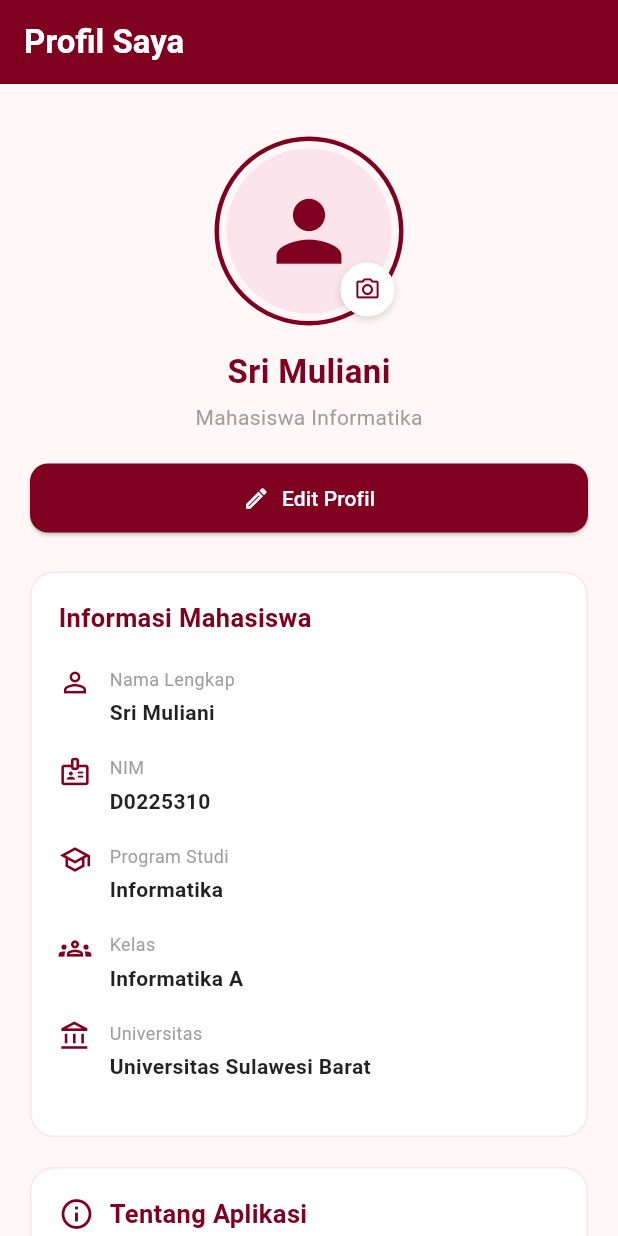
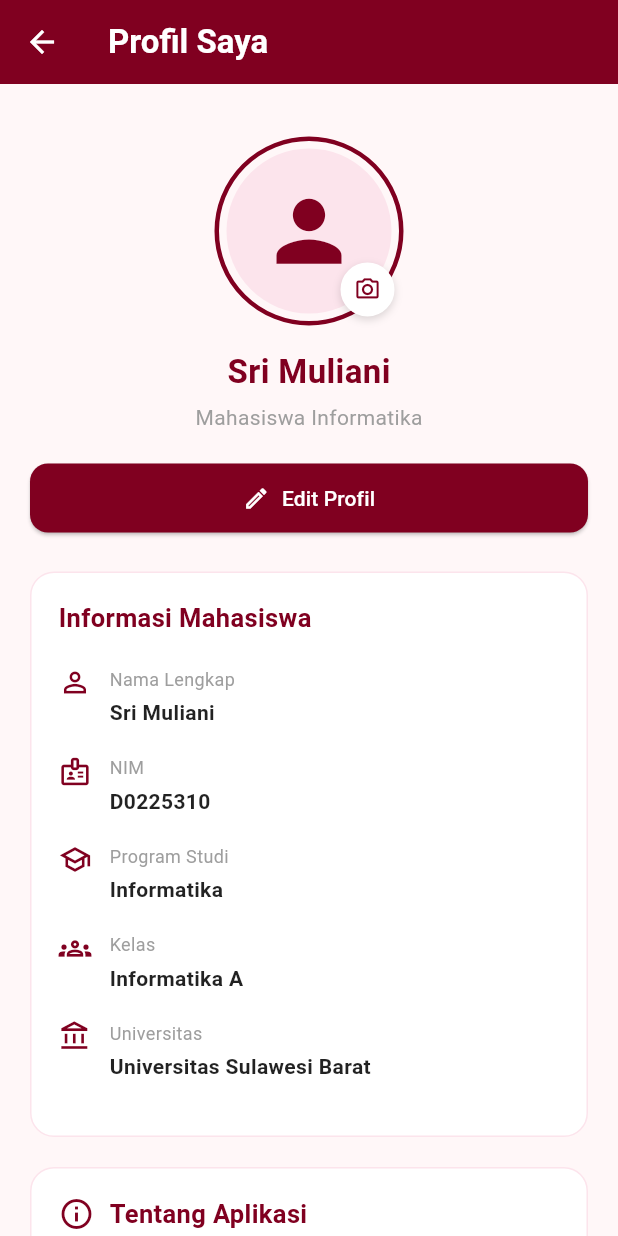
Before and after one commit to srimuliani310/Student_Task_Manager, a Flutter app: the ProfilPage screen opened directly, on a phone screen of 412 x 824 dp. Run offline on Flutter 3.47's test engine with Material 3 defaults, Android fonts, the phone set to English and light mode, and no system bars; our stand-ins replace image_picker, sqflite; accounts and stored records are empty.

Commit message:
update profile

```diff
--- a/lib/screens/profil.dart
+++ b/lib/screens/profil.dart
@@ -59,7 +59,6 @@ class _ProfilPageState extends State<ProfilPage> {
 
   // Fungsi menampilkan form edit profil
   void editProfil() {
-    // Mengisi form dengan data saat ini
     namaController.text = nama;
     prodiController.text = programStudi;
     kelasController.text = kelas;
@@ -232,10 +231,23 @@ class _ProfilPageState extends State<ProfilPage> {
   Widget build(BuildContext context) {
     return Scaffold(
       backgroundColor: background,
+
+      // AppBar dengan tombol kembali
       appBar: AppBar(
+        leading: IconButton(
+          onPressed: () {
+            Navigator.pop(context);
+          },
+          icon: const Icon(
+            Icons.arrow_back,
+            color: Colors.white,
+          ),
+        ),
         title: const Text(
           'Profil Saya',
-          style: TextStyle(fontWeight: FontWeight.bold),
+          style: TextStyle(
+            fontWeight: FontWeight.bold,
+          ),
         ),
         backgroundColor: maroon,
         foregroundColor: Colors.white,
```
